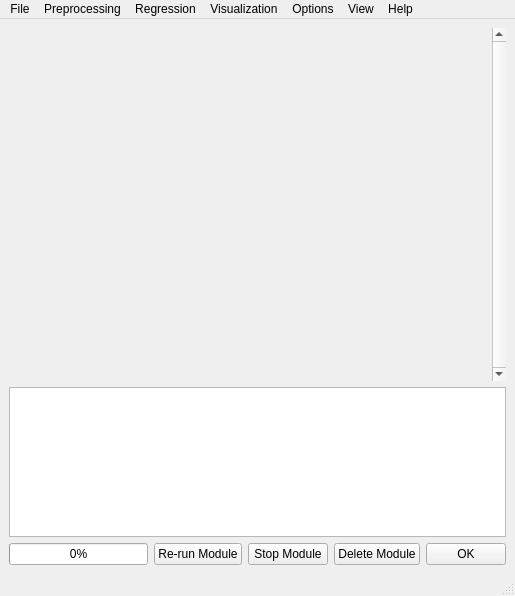
The window that ui/MainWindow.ui (tthatcher95/PyHAT_Point_Spectra_GUI) describes before a commit, drawn with Qt 5.
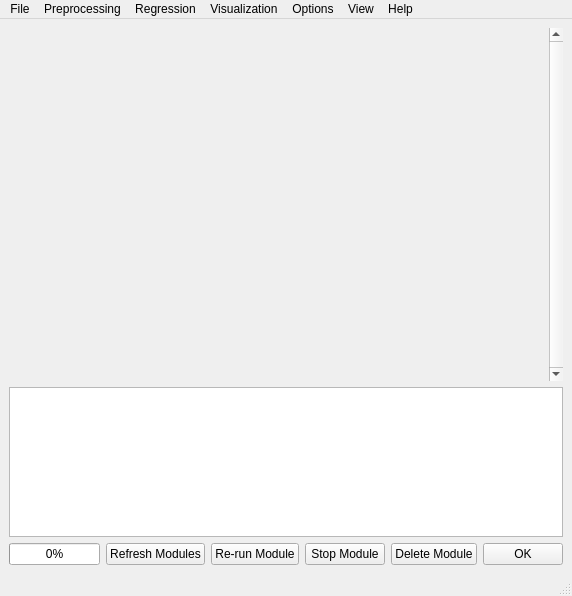
The same window after the commit.

Commit message:
Adding refresh button to UI
modified:   point_spectra_gui/core/MainWindow.py
	+285+424 Added a button to refresh the UI
	-527 Whitespace
modified:   point_spectra_gui/ui/MainWindow.py
	+xx

modified:   point_spectra_gui/util/Modules.py
	-54 don't have the parent setupModules() function called from
	right clicking

modified:   ui/MainWindow.ui
	+xx

What changed in the file:
```diff
--- a/ui/MainWindow.ui
+++ b/ui/MainWindow.ui
@@ -6,7 +6,7 @@
    <rect>
     <x>0</x>
     <y>0</y>
-    <width>515</width>
+    <width>519</width>
     <height>596</height>
    </rect>
   </property>
@@ -40,8 +40,8 @@
         <rect>
          <x>0</x>
          <y>0</y>
-         <width>472</width>
-         <height>329</height>
+         <width>484</width>
+         <height>350</height>
         </rect>
        </property>
        <layout class="QVBoxLayout" name="verticalLayout_3">
@@ -83,6 +83,16 @@
         </property>
        </widget>
       </item>
+      <item>
+       <widget class="QPushButton" name="refreshModulePushButton">
+        <property name="toolTip">
+         <string>&lt;html&gt;&lt;head/&gt;&lt;body&gt;&lt;p&gt;Re-run your last ran module&lt;/p&gt;&lt;/body&gt;&lt;/html&gt;</string>
+        </property>
+        <property name="text">
+         <string>Refresh Modules</string>
+        </property>
+       </widget>
+      </item>
       <item>
        <widget class="QPushButton" name="undoModulePushButton">
         <property name="toolTip">
@@ -135,8 +145,8 @@
     <rect>
      <x>0</x>
      <y>0</y>
-     <width>515</width>
-     <height>26</height>
+     <width>519</width>
+     <height>21</height>
     </rect>
    </property>
    <widget class="QMenu" name="menuFile">
```
The commit also changes 3 other files.
